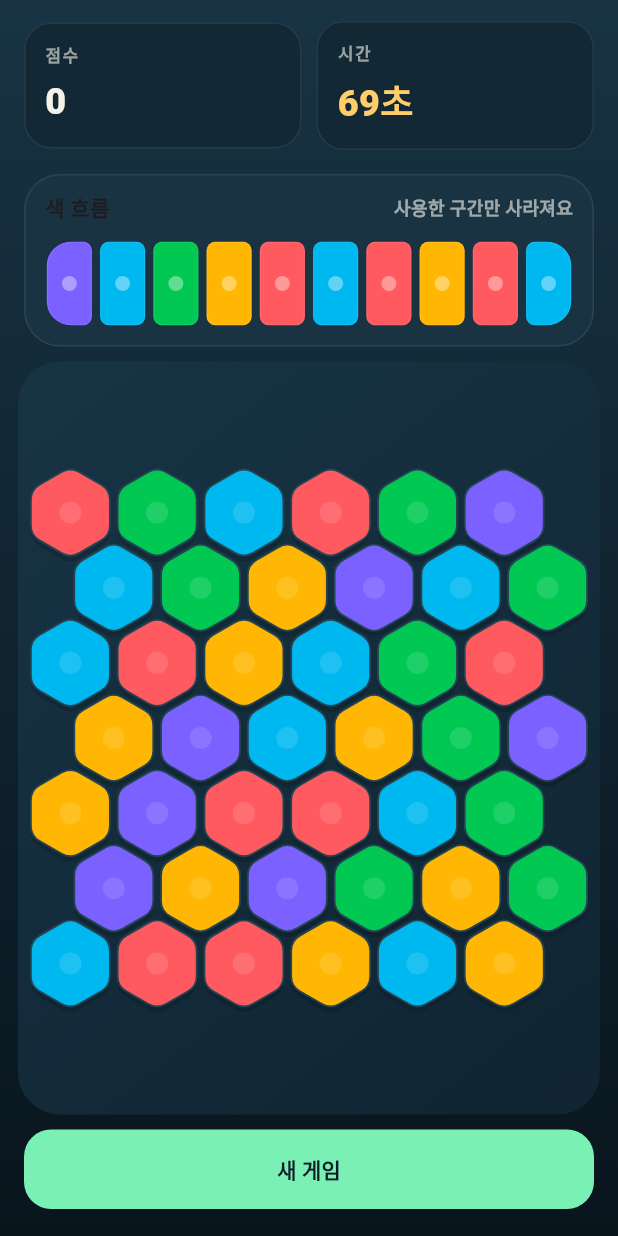
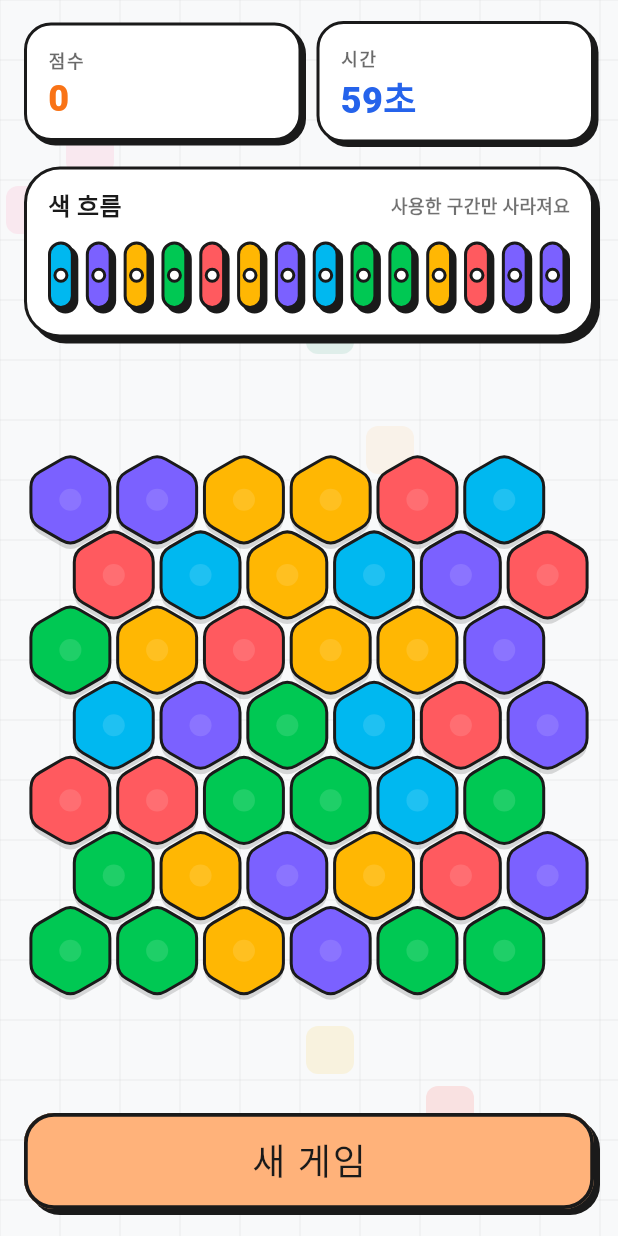
Before and after one commit to XuTuX/HexTrace, a Flutter app: the HexPuzzlePage screen opened directly, after a tap on "새 게임", on a phone screen of 412 x 824 dp. Run offline on Flutter 3.47's test engine with Material 3 defaults, Android fonts, the phone set to English and light mode, and no system bars; our stand-ins replace flutter_dotenv, get, google_fonts, google_mobile_ads, google_sign_in, shared_preferences and 2 more; accounts and stored records are empty.

Commit message:
게임 출시 직전

```diff
--- a/lib/src/game/game_controller.dart
+++ b/lib/src/game/game_controller.dart
@@ -59,8 +59,8 @@ class HexGameController extends ChangeNotifier {
   HexGameController({
     this.rows = 7,
     this.cols = 6,
-    this.colorBarSize = 10,
-    this.startingSeconds = 70,
+    this.colorBarSize = 14,
+    this.startingSeconds = 60,
     Random? random,
   }) : _random = random ?? Random() {
     _resetGame();
@@ -435,9 +435,12 @@ class HexGameController extends ChangeNotifier {
         .map((row) => row.map<GameColor?>((color) => color).toList())
         .toList();
     final nextAnimatedTiles = matchedPath.toSet();
+    final counts = _colorCountsFromBoard(stagedBoard);
 
     for (final coord in matchedPath) {
-      stagedBoard[coord.row][coord.col] = _randomColor();
+      final nextColor = _weightedBoardColor(counts);
+      stagedBoard[coord.row][coord.col] = nextColor;
+      counts[nextColor] = (counts[nextColor] ?? 0) + 1;
     }
 
     board = stagedBoard
@@ -479,11 +482,16 @@ class HexGameController extends ChangeNotifier {
 
   void _randomizeBoardUntilPlayable() {
     for (var attempt = 0; attempt < 200; attempt++) {
+      final counts = <GameColor, int>{};
       board = List<List<GameColor>>.generate(
         rows,
         (_) => List<GameColor>.generate(
           cols,
-          (_) => _randomColor(),
+          (_) {
+            final nextColor = _weightedBoardColor(counts);
+            counts[nextColor] = (counts[nextColor] ?? 0) + 1;
+            return nextColor;
+          },
           growable: false,
         ),
         growable: false,
@@ -561,6 +569,52 @@ class HexGameController extends ChangeNotifier {
     return GameColor.values[_random.nextInt(GameColor.values.length)];
   }
 
+  Map<GameColor, int> _colorCountsFromBoard(
+      List<List<GameColor?>> sourceBoard) {
+    final counts = <GameColor, int>{};
+
+    for (final row in sourceBoard) {
+      for (final color in row) {
+        if (color == null) {
+          continue;
+        }
+        counts[color] = (counts[color] ?? 0) + 1;
+      }
+    }
+
+    return counts;
+  }
+
+  GameColor _weightedBoardColor(Map<GameColor, int> counts) {
+    final totalTiles = counts.values.fold<int>(0, (sum, value) => sum + value);
+    final average = totalTiles / GameColor.values.length;
+    final weights = <GameColor, double>{};
+    var totalWeight = 0.0;
+
+    // If one color is already overrepresented on the board, lower its spawn
+    // weight so refills naturally drift back toward a healthier spread.
+    for (final color in GameColor.values) {
+      final count = (counts[color] ?? 0).toDouble();
+      final deltaFromAverage = count - average;
+      final weight = deltaFromAverage <= 0
+          ? 1.0 + (-deltaFromAverage * 0.08)
+          : 1.0 / (1.0 + (deltaFromAverage * 0.35));
+
+      weights[color] = weight;
+      totalWeight += weight;
+    }
+
+    var roll = _random.nextDouble() * totalWeight;
+    for (final color in GameColor.values) {
+      roll -= weights[color]!;
+      if (roll <= 0) {
+        return color;
+      }
+    }
+
+    return GameColor.values.last;
+  }
+
   void _refillColorBar() {
     final nextBar = List<ColorBarEntry>.from(colorBar);
 
--- a/lib/src/game/hex_board_view.dart
+++ b/lib/src/game/hex_board_view.dart
@@ -2,6 +2,7 @@ import 'dart:math' as math;
 
 import 'package:flutter/material.dart';
 
+import 'package:hexor/constant.dart';
 import 'game_controller.dart';
 import 'game_palette.dart';
 
@@ -257,21 +258,7 @@ class HexBoardPainter extends CustomPainter {
 
   @override
   void paint(Canvas canvas, Size size) {
-    final backdropPaint = Paint()
-      ..shader = const LinearGradient(
-        colors: [Color(0xFF173445), Color(0xFF102431)],
-        begin: Alignment.topLeft,
-        end: Alignment.bottomRight,
-      ).createShader(Offset.zero & size);
-
-    final backdrop = RRect.fromRectAndRadius(
-      Offset.zero & size,
-      const Radius.circular(28),
-    );
-
-    canvas.drawRRect(backdrop, backdropPaint);
     canvas.save();
-    canvas.clipRRect(backdrop);
 
     final dragSet = dragPath.toSet();
     final clearingSet = clearingPath.toSet();
@@ -299,8 +286,8 @@ class HexBoardPainter extends CustomPainter {
           opacity: isAnimated ? opacity : 1,
           scale: isAnimated ? scale : 1,
           borderColor:
-              dragSet.contains(coord) ? dragColor : const Color(0xFF244353),
-          borderWidth: dragSet.contains(coord) ? 4 : 1.2,
+              dragSet.contains(coord) ? dragColor : charcoalBlack,
+          borderWidth: dragSet.contains(coord) ? 4 : 2,
           coreAlpha: dragSet.contains(coord) ? 0.5 : 0.12,
           isClearing: clearingSet.contains(coord),
         );
@@ -347,7 +334,7 @@ class HexBoardPainter extends CustomPainter {
         text: TextSpan(
           text: '${index + 1}',
           style: TextStyle(
-            color: GamePalette.canvas,
+            color: charcoalBlack,
             fontSize: layout.radius * 0.62,
             fontWeight: FontWeight.w900,
           ),
--- a/lib/src/ui/hex_puzzle_page.dart
+++ b/lib/src/ui/hex_puzzle_page.dart
@@ -1,8 +1,15 @@
+import 'dart:async';
+
 import 'package:flutter/material.dart';
+import 'package:get/get.dart';
 
+import '../../controllers/score_controller.dart';
+import '../../screens/home_screen.dart';
+import '../../screens/ranking_screen.dart';
 import '../game/game_controller.dart';
-import '../game/game_palette.dart';
 import '../game/hex_board_view.dart';
+import '../../widgets/home_screen/background_painter.dart';
+import '../../widgets/home_screen/home_components.dart';
 import 'widgets/game_hud.dart';
 import 'widgets/game_over_overlay.dart';
 
@@ -15,15 +22,27 @@ class HexPuzzlePage extends StatefulWidget {
 
 class _HexPuzzlePageState extends State<HexPuzzlePage> {
   late final HexGameController _controller;
+  late final ScoreController _scoreController;
+  int _lastSyncedScore = 0;
+  bool _didReportGameOver = false;
 
   @override
   void initState() {
     super.initState();
+    try {
+      _scoreController = Get.find<ScoreController>();
+    } catch (_) {
+      _scoreController = Get.put(ScoreController());
+    }
+
+    _scoreController.resetScore();
     _controller = HexGameController();
+    _controller.addListener(_handleControllerChanged);
   }
 
   @override
   void dispose() {
+    _controller.removeListener(_handleControllerChanged);
     _controller.dispose();
     super.dispose();
   }
@@ -34,15 +53,15 @@ class _HexPuzzlePageState extends State<HexPuzzlePage> {
       animation: _controller,
       builder: (context, _) {
         return Scaffold(
-          body: DecoratedBox(
-            decoration: const BoxDecoration(
-              gradient: LinearGradient(
-                colors: [Color(0xFF183343), Color(0xFF09151D)],
-                begin: Alignment.topCenter,
-                end: Alignment.bottomCenter,
+          backgroundColor: const Color(0xFFF8F9FA),
+          body: Stack(
+            children: [
+              Positioned.fill(
+                child: CustomPaint(
+                  painter: GridPatternPainter(),
                 ),
               ),
-            child: SafeArea(
+              SafeArea(
                 child: Stack(
                   children: [
                     Column(
@@ -58,20 +77,9 @@ class _HexPuzzlePageState extends State<HexPuzzlePage> {
                           padding: const EdgeInsets.fromLTRB(16, 10, 16, 18),
                           child: SizedBox(
                             width: double.infinity,
-                          child: FilledButton(
-                            onPressed: _controller.restart,
-                            style: FilledButton.styleFrom(
-                              backgroundColor: GamePalette.success,
-                              foregroundColor: GamePalette.canvas,
-                              padding: const EdgeInsets.symmetric(vertical: 16),
-                              shape: RoundedRectangleBorder(
-                                borderRadius: BorderRadius.circular(18),
-                              ),
-                            ),
-                            child: const Text(
-                              '새 게임',
-                              style: TextStyle(fontWeight: FontWeight.w800),
-                            ),
+                            child: PrimaryButton(
+                              label: '새 게임',
+                              onPressed: _restartGame,
                             ),
                           ),
                         ),
@@ -81,15 +89,63 @@ class _HexPuzzlePageState extends State<HexPuzzlePage> {
                     Positioned.fill(
                       child: GameOverOverlay(
                         score: _controller.score,
-                        onRestart: _controller.restart,
+                        bestScore: _scoreController.highscore.value,
+                        isNewHighScore:
+                            _scoreController.hasNewHighScoreThisGame.value,
+                        onRestart: _restartGame,
+                        onHome: () => Get.offAll(() => const HomeScreen()),
+                        onRanking: _openRanking,
                       ),
                     ),
                 ],
               ),
               ),
+            ],
           ),
         );
       },
     );
   }
+
+  void _handleControllerChanged() {
+    if (_controller.score < _lastSyncedScore) {
+      _scoreController.resetScore();
+      _lastSyncedScore = _controller.score;
+      _didReportGameOver = false;
+      return;
     }
+
+    final gained = _controller.score - _lastSyncedScore;
+    if (gained > 0) {
+      _scoreController.registerPuzzleMatch(
+        points: gained,
+        comboDepth: _controller.combo,
+      );
+      _lastSyncedScore = _controller.score;
+    }
+
+    if (_controller.isGameOver && !_didReportGameOver) {
+      _didReportGameOver = true;
+      _scoreController.checkHighScore();
+      unawaited(_scoreController.uploadHighScoreToServer());
+    } else if (!_controller.isGameOver) {
+      _didReportGameOver = false;
+    }
+  }
+
+  void _restartGame() {
+    _scoreController.resetScore();
+    _lastSyncedScore = 0;
+    _didReportGameOver = false;
+    _controller.restart();
+  }
+
+  void _openRanking() {
+    Get.bottomSheet(
+      const RankingScreen(),
+      isScrollControlled: true,
+      backgroundColor: Colors.transparent,
+      enterBottomSheetDuration: const Duration(milliseconds: 300),
+    );
+  }
+}
--- a/lib/src/ui/widgets/animated_color_stream.dart
+++ b/lib/src/ui/widgets/animated_color_stream.dart
@@ -1,5 +1,6 @@
 import 'package:flutter/material.dart';
 
+import 'package:hexor/constant.dart';
 import '../../game/game_controller.dart';
 import '../../game/game_palette.dart';
 
@@ -19,7 +20,7 @@ class AnimatedColorStream extends StatefulWidget {
 
 class _AnimatedColorStreamState extends State<AnimatedColorStream> {
   static const Duration _moveDuration = Duration(milliseconds: 260);
-  static const double _slotGap = 3;
+  static const double _slotGap = 5;
 
   final Map<int, _VisualBarEntry> _visualEntries = <int, _VisualBarEntry>{};
 
@@ -126,18 +127,16 @@ class _AnimatedColorStreamState extends State<AnimatedColorStream> {
       }
     }).toSet();
 
-    return ClipRRect(
-      borderRadius: BorderRadius.circular(18),
-      child: LayoutBuilder(
+    return LayoutBuilder(
       builder: (context, constraints) {
         final slotWidth = (constraints.maxWidth -
                 (_slotGap * (widget.entries.length - 1))) /
             widget.entries.length;
 
         return SizedBox(
-            height: 56,
+          height: 48,
           child: Stack(
-              clipBehavior: Clip.hardEdge,
+            clipBehavior: Clip.none,
             children: _visualEntries.values.map((visual) {
                 final isFirst = visual.index <= 0.1;
                 final isLast = visual.index >= widget.entries.length - 1 - 0.1;
@@ -149,7 +148,7 @@ class _AnimatedColorStreamState extends State<AnimatedColorStream> {
                   left: visual.index * (slotWidth + _slotGap),
                   top: 0,
                   width: slotWidth,
-                  height: 56,
+                  height: 48,
                   child: AnimatedOpacity(
                     duration: _moveDuration,
                     curve: Curves.easeOutCubic,
@@ -172,7 +171,6 @@ class _AnimatedColorStreamState extends State<AnimatedColorStream> {
             ),
           );
         },
-      ),
       );
   }
 }
@@ -209,38 +207,44 @@ class _ColorStreamSlot extends StatelessWidget {
   Widget build(BuildContext context) {
     final fill = GamePalette.colorFor(color);
 
+    final double topMargin = highlighted ? 3 : 0;
+    final double leftMargin = highlighted ? 3 : 0;
+    final double bottomMargin = highlighted ? 0 : 3;
+    final double rightMargin = highlighted ? 0 : 3;
+    final double shadowDepth = highlighted ? 0 : 3;
+
     return AnimatedContainer(
       duration: const Duration(milliseconds: 120),
-      margin: const EdgeInsets.symmetric(horizontal: 1.2),
+      margin: EdgeInsets.fromLTRB(leftMargin, topMargin, rightMargin, bottomMargin),
       decoration: BoxDecoration(
         color: fill,
-        borderRadius: BorderRadius.horizontal(
-          left: Radius.circular(isFirst ? 16 : 6),
-          right: Radius.circular(isLast ? 16 : 6),
+        borderRadius: BorderRadius.circular(10),
+        border: Border.all(
+          color: charcoalBlack,
+          width: 2.0,
         ),
-        border: Border.all(
-          color:
-              highlighted ? Colors.white : Colors.white.withValues(alpha: 0.08),
-          width: highlighted ? 2.8 : 0.8,
+        boxShadow: [
+          BoxShadow(
+            color: charcoalBlack,
+            offset: Offset(shadowDepth, shadowDepth),
+            blurRadius: 0,
           ),
-        boxShadow: highlighted
-            ? [
-                BoxShadow(
-                  color: fill.withValues(alpha: 0.55),
-                  blurRadius: 18,
-                  spreadRadius: 1,
-                ),
-              ]
-            : null,
+        ],
       ),
       child: Center(
         child: AnimatedContainer(
           duration: const Duration(milliseconds: 120),
-          width: highlighted ? 16 : 10,
-          height: highlighted ? 16 : 10,
+          width: highlighted ? 18 : 10,
+          height: highlighted ? 18 : 10,
           decoration: BoxDecoration(
-            color: Colors.white.withValues(alpha: highlighted ? 0.92 : 0.38),
+            color: Colors.white,
             shape: BoxShape.circle,
+            border: Border.all(color: charcoalBlack, width: 2),
+            boxShadow: highlighted
+                ? [
+                    BoxShadow(color: fill.withValues(alpha: 0.8), blurRadius: 4, spreadRadius: 2)
+                  ]
+                : null,
           ),
         ),
       ),
--- a/lib/src/ui/widgets/game_hud.dart
+++ b/lib/src/ui/widgets/game_hud.dart
@@ -1,7 +1,7 @@
 import 'package:flutter/material.dart';
 
+import 'package:hexor/constant.dart';
 import '../../game/game_controller.dart';
-import '../../game/game_palette.dart';
 import 'animated_color_stream.dart';
 
 class GameHud extends StatelessWidget {
@@ -27,8 +27,8 @@ class GameHud extends StatelessWidget {
                   label: '시간',
                   value: '${controller.timeRemaining.ceil()}초',
                   accent: controller.timeRemaining <= 10
-                      ? GamePalette.danger
-                      : GamePalette.warning,
+                      ? const Color(0xFFDC2626) // Red
+                      : const Color(0xFF2563EB), // Blue
                 ),
               ),
               if (controller.combo > 1) ...[
@@ -37,7 +37,7 @@ class GameHud extends StatelessWidget {
                   child: StatCard(
                     label: '콤보',
                     value: 'x${controller.combo}',
-                    accent: GamePalette.success,
+                    accent: const Color(0xFF16A34A), // Green
                   ),
                 ),
               ],
@@ -59,7 +59,7 @@ class StatCard extends StatelessWidget {
     super.key,
     required this.label,
     required this.value,
-    this.accent = GamePalette.ink,
+    this.accent = const Color(0xFFF97316),
   });
 
   final String label;
@@ -68,37 +68,43 @@ class StatCard extends StatelessWidget {
 
   @override
   Widget build(BuildContext context) {
-    return DecoratedBox(
+    return Container(
+      padding: const EdgeInsets.symmetric(horizontal: 14, vertical: 14),
       decoration: BoxDecoration(
-        color: GamePalette.panel.withValues(alpha: 0.92),
+        color: Colors.white,
         borderRadius: BorderRadius.circular(18),
-        border: Border.all(color: Colors.white.withValues(alpha: 0.08)),
+        border: Border.all(color: charcoalBlack, width: 2),
+        boxShadow: const [
+          BoxShadow(
+            color: charcoalBlack,
+            offset: Offset(3, 3),
+            blurRadius: 0,
           ),
-      child: Padding(
-        padding: const EdgeInsets.symmetric(horizontal: 14, vertical: 14),
+        ],
+      ),
       child: Column(
         crossAxisAlignment: CrossAxisAlignment.start,
         children: [
           Text(
             label,
             style: TextStyle(
-                fontSize: 11,
+              color: charcoalBlack.withValues(alpha: 0.65),
+              fontWeight: FontWeight.w900,
               letterSpacing: 1.1,
-                color: GamePalette.ink.withValues(alpha: 0.6),
-                fontWeight: FontWeight.w700,
+              fontSize: 12,
             ),
           ),
           const SizedBox(height: 6),
           Text(
             value,
             style: TextStyle(
+              color: accent,
+              fontWeight: FontWeight.w900,
               fontSize: 24,
-                fontWeight: FontWeight.w900,
-                color: accent,
+              height: 1,
             ),
           ),
         ],
-        ),
       ),
     );
   }
@@ -116,14 +122,20 @@ class ColorBarPanel extends StatelessWidget {
 
   @override
   Widget build(BuildContext context) {
-    return DecoratedBox(
+    return Container(
+      padding: const EdgeInsets.fromLTRB(14, 12, 14, 14),
       decoration: BoxDecoration(
-        color: GamePalette.panelAlt.withValues(alpha: 0.9),
+        color: Colors.white,
         borderRadius: BorderRadius.circular(24),
-        border: Border.all(color: Colors.white.withValues(alpha: 0.08)),
+        border: Border.all(color: charcoalBlack, width: 2),
+        boxShadow: const [
+          BoxShadow(
+            color: charcoalBlack,
+            offset: Offset(4, 4),
+            blurRadius: 0,
           ),
-      child: Padding(
-        padding: const EdgeInsets.fromLTRB(14, 12, 14, 14),
+        ],
+      ),
       child: Column(
         crossAxisAlignment: CrossAxisAlignment.start,
         children: [
@@ -131,15 +143,19 @@ class ColorBarPanel extends StatelessWidget {
             children: [
               const Text(
                 '색 흐름',
-                  style: TextStyle(fontWeight: FontWeight.w800),
+                style: TextStyle(
+                  fontWeight: FontWeight.w900,
+                  fontSize: 16,
+                  color: charcoalBlack,
+                ),
               ),
               const Spacer(),
               Text(
                 '사용한 구간만 사라져요',
                 style: TextStyle(
-                    color: GamePalette.ink.withValues(alpha: 0.62),
+                  color: charcoalBlack.withValues(alpha: 0.62),
                   fontSize: 12,
-                    fontWeight: FontWeight.w600,
+                  fontWeight: FontWeight.w700,
                 ),
               ),
             ],
@@ -151,7 +167,6 @@ class ColorBarPanel extends StatelessWidget {
             ),
           ],
         ),
-      ),
     );
   }
 }
```
Also changed, not shown: lib/src/ui/widgets/game_over_overlay.dart (+61 -24 lines). Lines whose indentation alone changed are shown as unchanged.
